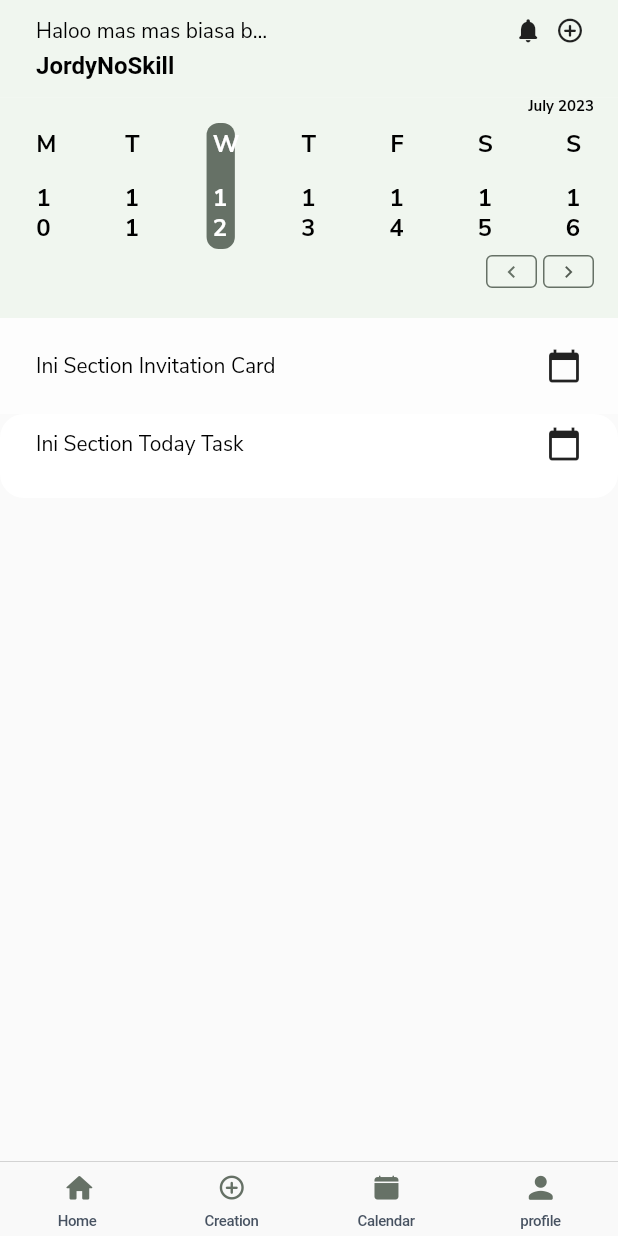
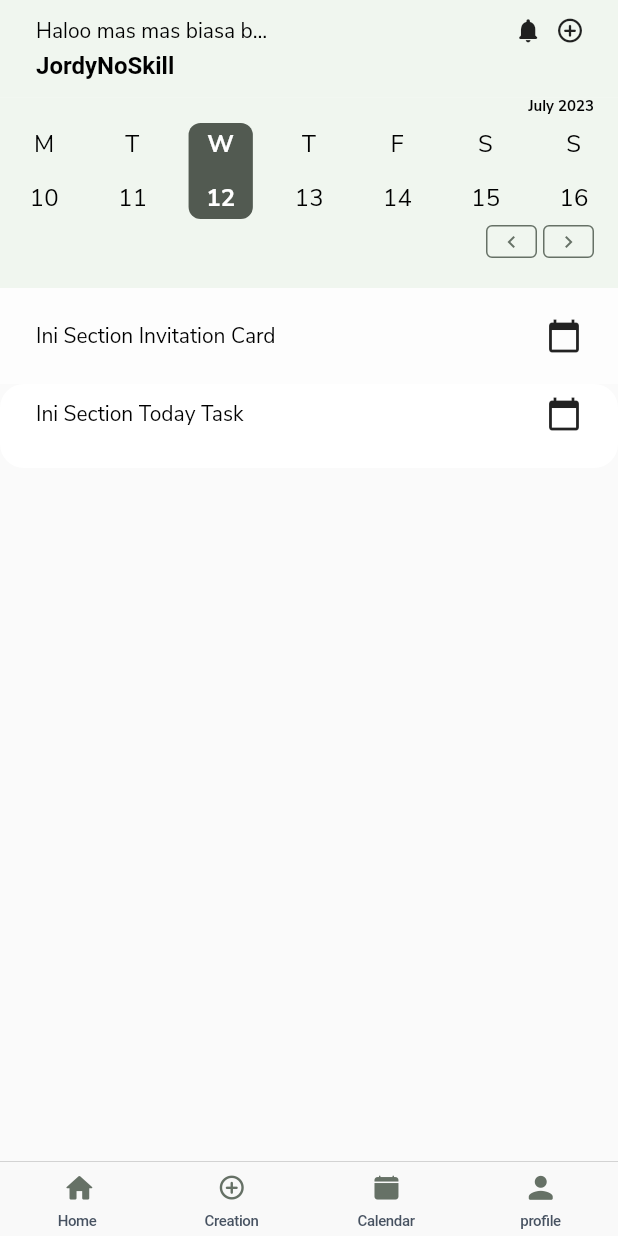
Before and after one commit to irfandigalih/Cobacobatimeboxing, a Flutter app: the MainPage screen opened directly, on a phone screen of 412 x 824 dp. Run offline on Flutter 3.47's test engine with Material 2 defaults, Android fonts, the phone set to English and light mode, and no system bars; our stand-ins replace firebase_core; accounts and stored records are empty.

Commit message:
[Home] Fix Weekly Date Picker Bugs

```diff
--- a/lib/Shared/Widget/WeeklyDatePicker/Component/weekly_date_picker_component.dart
+++ b/lib/Shared/Widget/WeeklyDatePicker/Component/weekly_date_picker_component.dart
@@ -57,17 +57,17 @@ class _WeeklyDatePickerState extends State<WeeklyDatePicker> {
       final date = _startDate.add(Duration(days: dateIndexed.$1));
       final weekdayName = DateFormat.E()
           .format(_startDate.add(Duration(days: dateIndexed.$1)))[0];
-      final isSelected = date.day == _selectedDate.day;
+      final isSelected = date == _selectedDate;
       return Expanded(
         child: GestureDetector(
           onTap: () => _selectDate(date),
           child: Padding(
-            padding: const EdgeInsets.only(left: 20, right: 20),
+            padding: const EdgeInsets.only(left: 8, right: 8),
             child: Container(
               decoration: BoxDecoration(
                 borderRadius: BorderRadius.circular(8.0),
                 color: isSelected
-                    ? TimeBoxingColors.primary50(TimeBoxingColorType.shade)
+                    ? TimeBoxingColors.primary60(TimeBoxingColorType.shade)
                     : null,
               ),
               padding: const EdgeInsets.all(4),
@@ -77,7 +77,9 @@ class _WeeklyDatePickerState extends State<WeeklyDatePicker> {
                     weekdayName,
                     textAlign: TextAlign.center,
                     style: TimeBoxingTextStyle.paragraph1(
-                      TimeBoxingFontWeight.bold,
+                      isSelected
+                          ? TimeBoxingFontWeight.bold
+                          : TimeBoxingFontWeight.regular,
                       isSelected
                           ? TimeBoxingColors.neutralWhite()
                           : TimeBoxingColors.neutralBlack(),
@@ -90,7 +92,9 @@ class _WeeklyDatePickerState extends State<WeeklyDatePicker> {
                     child: Text(
                       date.day.toString(),
                       style: TimeBoxingTextStyle.paragraph1(
-                        TimeBoxingFontWeight.bold,
+                        isSelected
+                            ? TimeBoxingFontWeight.bold
+                            : TimeBoxingFontWeight.regular,
                         isSelected
                             ? TimeBoxingColors.neutralWhite()
                             : TimeBoxingColors.neutralBlack(),
@@ -188,7 +192,7 @@ class _WeeklyDatePickerState extends State<WeeklyDatePicker> {
                       Icons.chevron_right,
                       size: 16,
                       color:
-                          TimeBoxingColors.primary60(TimeBoxingColorType.shade),
+                          TimeBoxingColors.primary50(TimeBoxingColorType.shade),
                     ),
                   ),
                 ),
```
